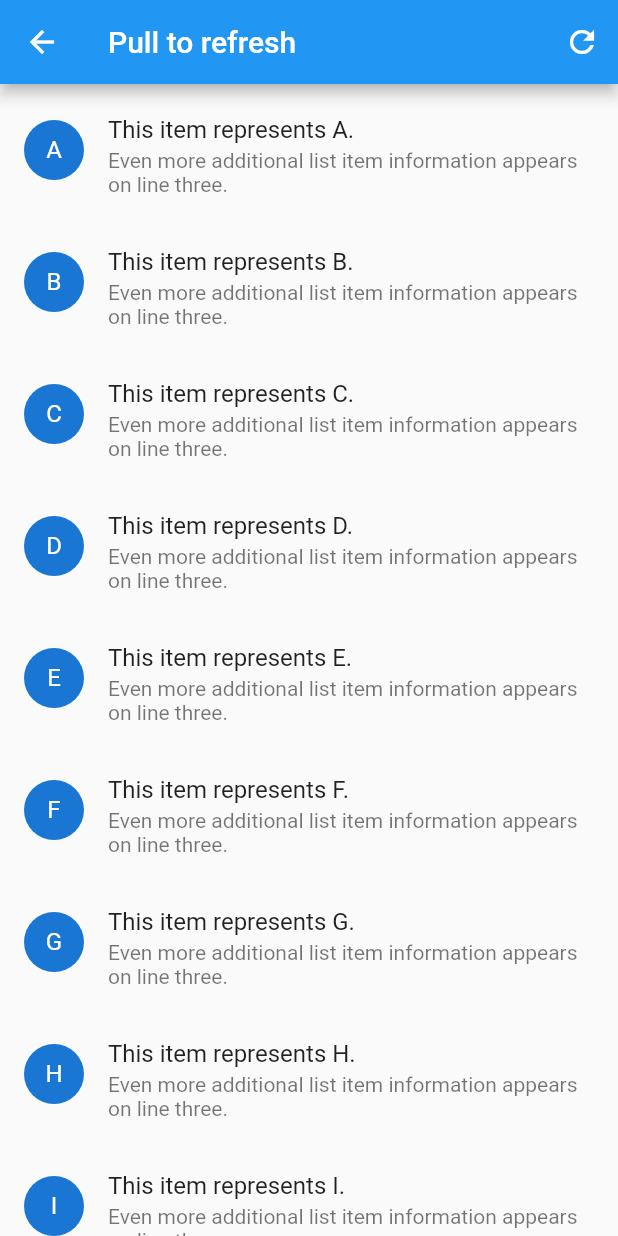
After one commit to foreverxiongtao/flutterProj, a Flutter app: the OverscrollDemo screen opened directly, on a phone screen of 412 x 824 dp. The commit adds this screen. Run offline on Flutter 3.47's test engine with Material 2 defaults, Android fonts, the phone set to English and light mode, and no system bars.

```diff
--- /dev/null
+++ b/fluttersecond/lib/overscroll_demo.dart
@@ -0,0 +1,78 @@
+// Copyright 2016 The Chromium Authors. All rights reserved.
+// Use of this source code is governed by a BSD-style license that can be
+// found in the LICENSE file.
+
+import 'dart:async';
+
+import 'package:flutter/material.dart';
+
+enum IndicatorType { overscroll, refresh }
+
+class OverscrollDemo extends StatefulWidget {
+  const OverscrollDemo({ Key key }) : super(key: key);
+
+  static const String routeName = '/material/overscroll';
+
+  @override
+  OverscrollDemoState createState() => new OverscrollDemoState();
+}
+
+class OverscrollDemoState extends State<OverscrollDemo> {
+  final GlobalKey<ScaffoldState> _scaffoldKey = new GlobalKey<ScaffoldState>();
+  final GlobalKey<RefreshIndicatorState> _refreshIndicatorKey = new GlobalKey<RefreshIndicatorState>();
+  static final List<String> _items = <String>[
+    'A', 'B', 'C', 'D', 'E', 'F', 'G', 'H', 'I', 'J', 'K', 'L', 'M', 'N'
+  ];
+
+  Future<Null> _handleRefresh() {
+    final Completer<Null> completer = new Completer<Null>();
+    new Timer(const Duration(seconds: 3), () { completer.complete(null); });
+    return completer.future.then((_) {
+       _scaffoldKey.currentState?.showSnackBar(new SnackBar(
+         content: const Text('Refresh complete'),
+         action: new SnackBarAction(
+           label: 'RETRY',
+           onPressed: () {
+             _refreshIndicatorKey.currentState.show();
+           }
+         )
+       ));
+    });
+  }
+
+  @override
+  Widget build(BuildContext context) {
+    return new Scaffold(
+      key: _scaffoldKey,
+      appBar: new AppBar(
+        title: const Text('Pull to refresh'),
+        actions: <Widget>[
+          new IconButton(
+            icon: const Icon(Icons.refresh),
+            tooltip: 'Refresh',
+            onPressed: () {
+              _refreshIndicatorKey.currentState.show();
+            }
+          ),
+        ]
+      ),
+      body: new RefreshIndicator(
+        key: _refreshIndicatorKey,
+        onRefresh: _handleRefresh,
+        child: new ListView.builder(
+          padding: kMaterialListPadding,
+          itemCount: _items.length,
+          itemBuilder: (BuildContext context, int index) {
+            final String item = _items[index];
+            return new ListTile(
+              isThreeLine: true,
+              leading: new CircleAvatar(child: new Text(item)),
+              title: new Text('This item represents $item.'),
+              subtitle: const Text('Even more additional list item information appears on line three.'),
+            );
+          },
+        ),
+      ),
+    );
+  }
+}
```
Also changed, not shown: fluttersecond/lib/login/login.dart (+17 -2 lines), fluttersecond/lib/login/register.dart (added, +43 -0 lines), fluttersecond/lib/tab/contact.dart (added, +28 -0 lines), fluttersecond/lib/tab/find.dart (added, +28 -0 lines), fluttersecond/lib/tab/home.dart (added, +23 -0 lines), fluttersecond/lib/tab/main.dart (+10 -5 lines), fluttersecond/lib/tab/mine.dart (added, +23 -0 lines).
